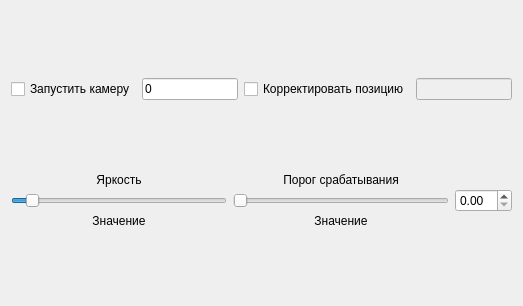
Old version of the form image_process.ui in the repository CMIDnavigation/Test.
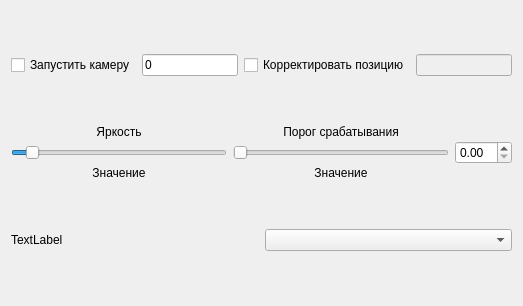
New version of the form.

Commit message: valid_image

```diff
--- a/image_process.ui
+++ b/image_process.ui
@@ -131,7 +131,25 @@
     </layout>
    </item>
    <item>
-    <layout class="QHBoxLayout" name="horizontalLayout_3"/>
+    <layout class="QHBoxLayout" name="horizontalLayout_3">
+     <item>
+      <widget class="QLabel" name="lable_Image">
+       <property name="text">
+        <string>TextLabel</string>
+       </property>
+      </widget>
+     </item>
+     <item>
+      <widget class="QComboBox" name="combo_type_pict">
+       <property name="minimumSize">
+        <size>
+         <width>120</width>
+         <height>0</height>
+        </size>
+       </property>
+      </widget>
+     </item>
+    </layout>
    </item>
   </layout>
  </widget>
```
The commit also changes 2 other files.
